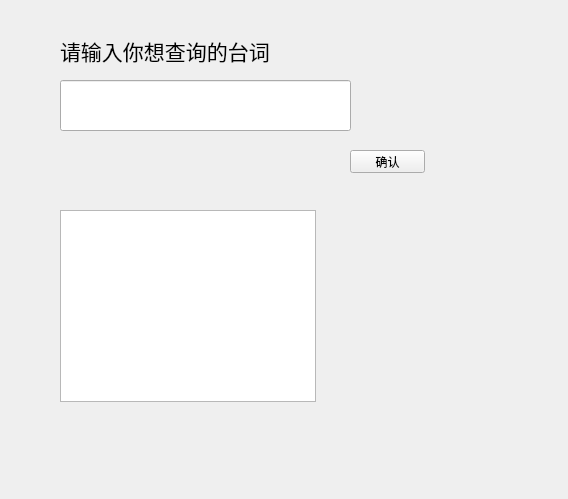
This is qwidget.ui in RedKold/srtHelper as Qt 5 draws it before an edit. The edited form follows.
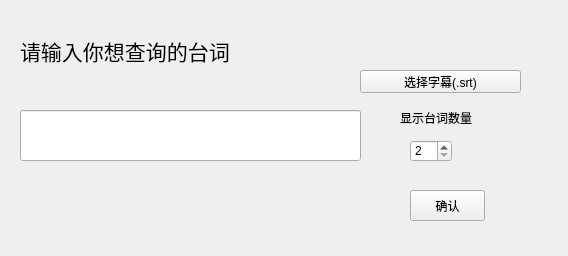
This is the edited form.

Commit message: 支持了图形化选择不同电影字幕的文件并在第一次读取的时候建立索引库，修复了当Spinbox值为1导致的迭代器bug

```diff
--- a/qwidget.ui
+++ b/qwidget.ui
@@ -7,7 +7,7 @@
     <x>0</x>
     <y>0</y>
     <width>568</width>
-    <height>499</height>
+    <height>256</height>
    </rect>
   </property>
   <property name="windowTitle">
@@ -16,9 +16,9 @@
   <widget class="QLineEdit" name="inputLineEdit">
    <property name="geometry">
     <rect>
-     <x>60</x>
-     <y>80</y>
-     <width>291</width>
+     <x>20</x>
+     <y>110</y>
+     <width>341</width>
      <height>51</height>
     </rect>
    </property>
@@ -26,9 +26,9 @@
   <widget class="QLabel" name="inputLabel">
    <property name="geometry">
     <rect>
-     <x>60</x>
+     <x>20</x>
      <y>20</y>
-     <width>311</width>
+     <width>501</width>
      <height>61</height>
     </rect>
    </property>
@@ -45,24 +45,69 @@
   <widget class="QPushButton" name="inputPush">
    <property name="geometry">
     <rect>
-     <x>350</x>
-     <y>150</y>
+     <x>410</x>
+     <y>190</y>
      <width>75</width>
-     <height>23</height>
+     <height>31</height>
     </rect>
    </property>
    <property name="text">
     <string>确认</string>
    </property>
   </widget>
-  <widget class="QListView" name="answerlist">
+  <widget class="QSpinBox" name="amtspinBox">
    <property name="geometry">
     <rect>
-     <x>60</x>
-     <y>210</y>
-     <width>256</width>
-     <height>192</height>
+     <x>410</x>
+     <y>140</y>
+     <width>42</width>
+     <height>22</height>
     </rect>
+   </property>
+   <property name="minimum">
+    <number>2</number>
+   </property>
+   <property name="maximum">
+    <number>10</number>
+   </property>
+  </widget>
+  <widget class="QLabel" name="label">
+   <property name="geometry">
+    <rect>
+     <x>400</x>
+     <y>110</y>
+     <width>121</width>
+     <height>16</height>
+    </rect>
+   </property>
+   <property name="text">
+    <string>显示台词数量</string>
+   </property>
+  </widget>
+  <widget class="QPushButton" name="selectSrtButton">
+   <property name="geometry">
+    <rect>
+     <x>360</x>
+     <y>70</y>
+     <width>161</width>
+     <height>23</height>
+    </rect>
+   </property>
+   <property name="text">
+    <string>选择字幕(.srt)</string>
+   </property>
+  </widget>
+  <widget class="QLabel" name="FilenameLabel">
+   <property name="geometry">
+    <rect>
+     <x>360</x>
+     <y>50</y>
+     <width>54</width>
+     <height>12</height>
+    </rect>
+   </property>
+   <property name="text">
+    <string/>
    </property>
   </widget>
  </widget>
```
Left out of the diff: 19 changed lines with no effect on the pictures. The commit also changes 12 other files.
